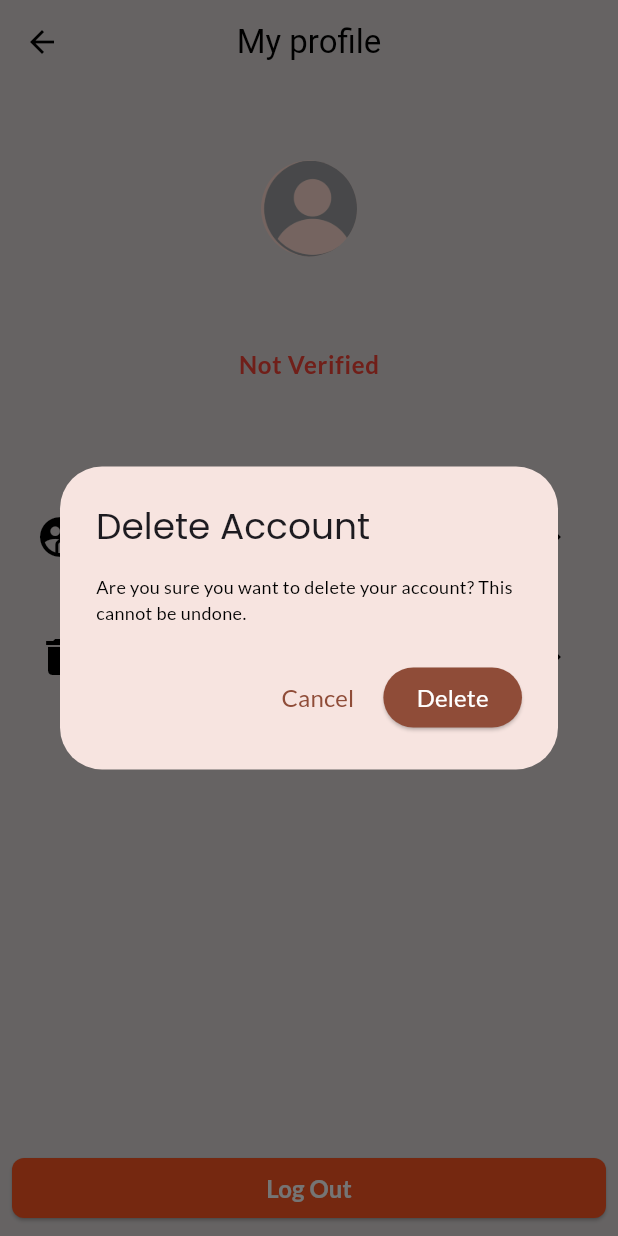
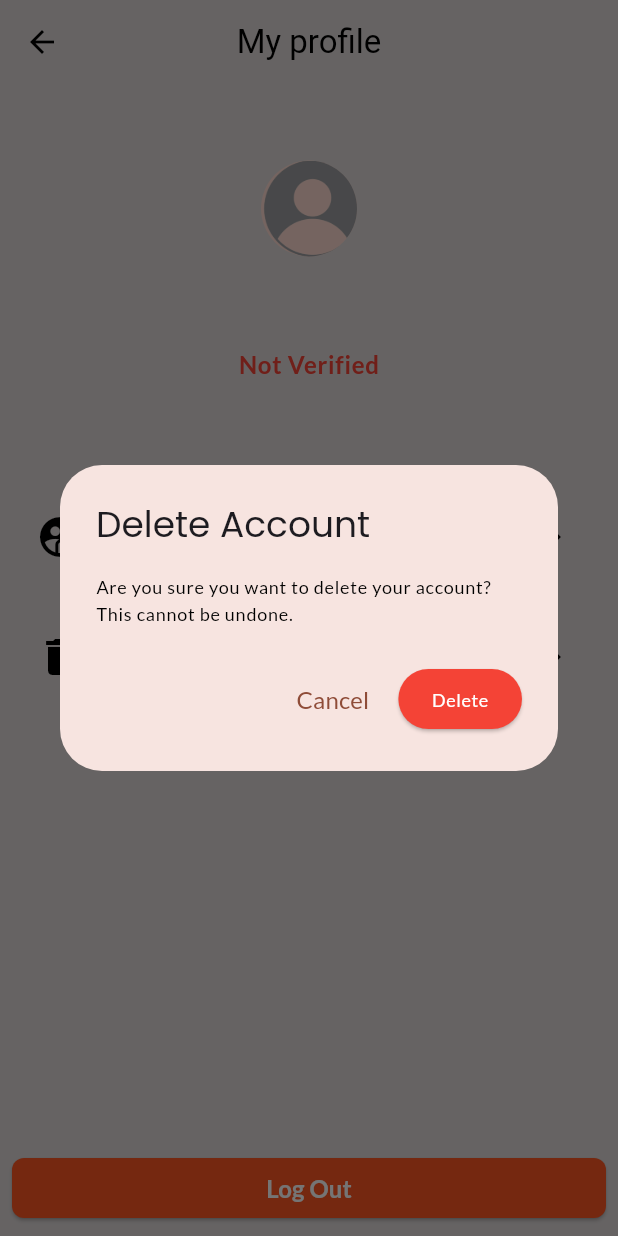
Before and after one commit to KabetEx/KabetEx, a Flutter app: the ProfilePage screen opened directly, after a tap on "Delete account", on a phone screen of 412 x 824 dp. Run offline on Flutter 3.47's test engine with Material 3 defaults, Android fonts, the phone set to English and light mode, and no system bars; our stand-ins replace cached_network_image, carousel_slider, flutter_riverpod, flutter_switch, google_fonts, hive and 6 more; accounts and stored records are empty.

Commit message:
fix delete user's products during account deletion

```diff
--- a/lib/features/products/data/product_services.dart
+++ b/lib/features/products/data/product_services.dart
@@ -49,7 +49,7 @@ class ProductService {
     final res = await supabase
         .from('products')
         .select()
-        .eq('seller_id', sellerId)
+        .eq('seller_id', sellerId) //later change to 'user.id'
         .order('created_at', ascending: false);
 
     return (res as List<dynamic>?)?.map((p) {
--- a/lib/features/profile_page/presentantion/profile_page.dart
+++ b/lib/features/profile_page/presentantion/profile_page.dart
@@ -6,6 +6,7 @@ import 'package:kabetex/features/auth/presentation/login.dart';
 import 'package:kabetex/features/profile_page/data/profile_services.dart';
 import 'package:kabetex/features/profile_page/presentantion/edit_profile.dart';
 import 'package:kabetex/features/profile_page/widgets/not_logged_In.dart';
+import 'package:kabetex/providers/nav_bar.dart';
 import 'package:kabetex/providers/theme_provider.dart';
 import 'package:supabase_flutter/supabase_flutter.dart';
 
@@ -24,6 +25,7 @@ class _ProfilePageState extends ConsumerState<ProfilePage>
 
   String? fName;
   bool? isVerified;
+  bool isDeleting = false;
 
   @override
   void initState() {
@@ -65,8 +67,11 @@ class _ProfilePageState extends ConsumerState<ProfilePage>
       context: context,
       builder: (context) => AlertDialog(
         title: const Text('Delete Account'),
-        content: const Text(
+        content: Text(
           'Are you sure you want to delete your account? This cannot be undone.',
+          style: Theme.of(
+            context,
+          ).textTheme.bodyLarge!.copyWith(color: Colors.black),
         ),
         actions: [
           TextButton(
@@ -75,7 +80,13 @@ class _ProfilePageState extends ConsumerState<ProfilePage>
           ),
           ElevatedButton(
             onPressed: () => Navigator.pop(context, true),
-            child: const Text('Delete'),
+            style: ElevatedButton.styleFrom(backgroundColor: Colors.red),
+            child: Text(
+              'Delete',
+              style: Theme.of(
+                context,
+              ).textTheme.bodySmall!.copyWith(color: Colors.white),
+            ),
           ),
         ],
       ),
@@ -85,6 +96,7 @@ class _ProfilePageState extends ConsumerState<ProfilePage>
   @override
   Widget build(BuildContext context) {
     final isDark = ref.watch(isDarkModeProvider);
+    final tabs = ref.watch(tabsProvider);
     super.build(context);
 
     return Scaffold(
@@ -120,7 +132,9 @@ class _ProfilePageState extends ConsumerState<ProfilePage>
             )
           : null,
       body: isLoggedIn
-          ? Column(
+          ? isDeleting
+                ? const Center(child: CircularProgressIndicator())
+                : Column(
                     children: [
                       //top container
                       Container(
@@ -146,7 +160,8 @@ class _ProfilePageState extends ConsumerState<ProfilePage>
 
                             Text(
                               fName ?? 'loading...',
-                        style: Theme.of(context).textTheme.bodyLarge!.copyWith(
+                              style: Theme.of(context).textTheme.bodyLarge!
+                                  .copyWith(
                                     color: isDark ? Colors.white : Colors.black,
                                     fontWeight: FontWeight.bold,
                                     fontSize: 24,
@@ -156,7 +171,8 @@ class _ProfilePageState extends ConsumerState<ProfilePage>
 
                             Text(
                               getVerText(),
-                        style: Theme.of(context).textTheme.bodyLarge!.copyWith(
+                              style: Theme.of(context).textTheme.bodyLarge!
+                                  .copyWith(
                                     fontWeight: FontWeight.bold,
                                     color: isVerified == true
                                         ? Colors.green
@@ -179,7 +195,8 @@ class _ProfilePageState extends ConsumerState<ProfilePage>
                           child: ListTile(
                             title: Text(
                               'Edit profile',
-                        style: Theme.of(context).textTheme.bodyLarge!.copyWith(
+                              style: Theme.of(context).textTheme.bodyLarge!
+                                  .copyWith(
                                     color: isDark ? Colors.white : Colors.black,
                                     fontSize: 16,
                                   ),
@@ -211,7 +228,8 @@ class _ProfilePageState extends ConsumerState<ProfilePage>
                           child: ListTile(
                             title: Text(
                               'Delete account',
-                        style: Theme.of(context).textTheme.bodyLarge!.copyWith(
+                              style: Theme.of(context).textTheme.bodyLarge!
+                                  .copyWith(
                                     color: isDark ? Colors.white : Colors.black,
                                     fontSize: 16,
                                   ),
@@ -226,24 +244,33 @@ class _ProfilePageState extends ConsumerState<ProfilePage>
                               color: isDark ? Colors.white : Colors.black,
                             ),
                             onTap: () async {
-                        final confirmed = await showDeleteConfirmation(context);
+                              final confirmed = await showDeleteConfirmation(
+                                context,
+                              );
                               if (confirmed == true) {
+                                setState(() => isDeleting = true);
                                 final success = await _authService
                                     .deleteUserFromSupabase();
                                 if (success) {
                                   // Sign out locally
                                   await Supabase.instance.client.auth.signOut();
                                   // Navigate to login page
-                            Navigator.pushReplacement(
+                                  Navigator.pushAndRemoveUntil(
                                     context,
                                     MaterialPageRoute(
-                                builder: (context) => const LoginPage(),
+                                      builder: (_) => const LoginPage(),
                                     ),
+                                    (route) =>
+                                        false, // removes all previous routes
                                   );
+                                  ref.read(tabsProvider.notifier).state = 0;
+                                  setState(() => isDeleting = false);
                                 } else {
                                   ScaffoldMessenger.of(context).showSnackBar(
                                     const SnackBar(
-                                content: Text('Failed to delete account.'),
+                                      content: Text(
+                                        'Failed to delete account.',
+                                      ),
                                     ),
                                   );
                                 }
```
Also changed, not shown: lib/features/auth/data/auth_services.dart (+42 -9 lines), 1 other file. Lines whose indentation alone changed are shown as unchanged.
